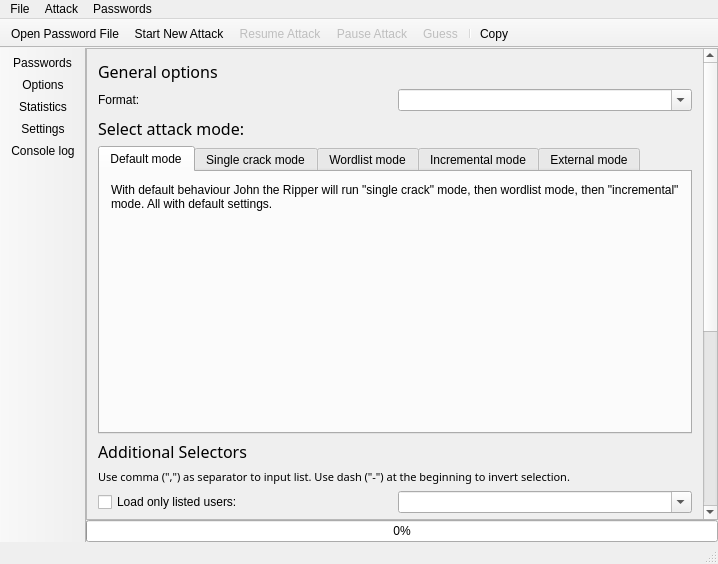
Qt form mainwindow.ui (openwall/johnny) before a commit.
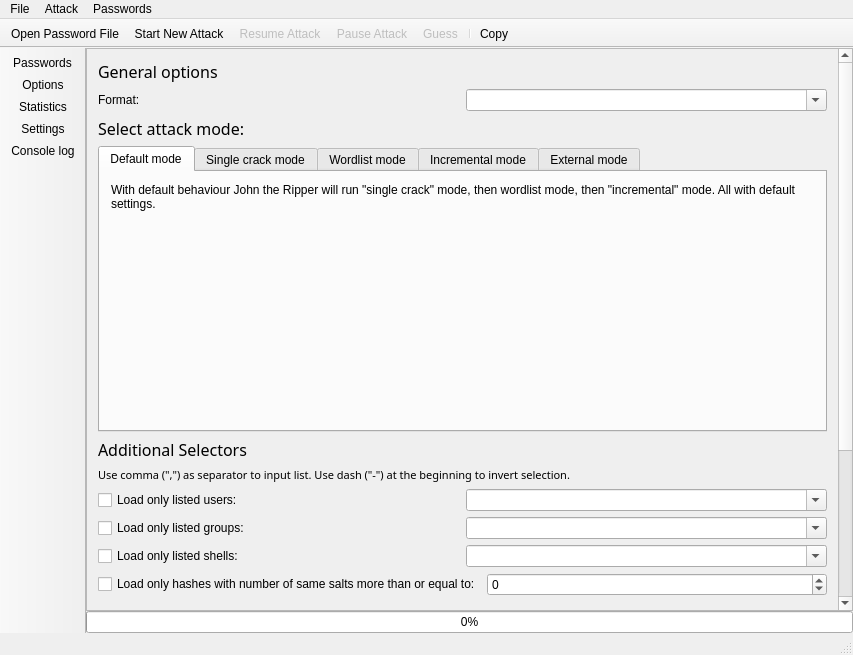
The same form after that commit. The open tabs and pages were chosen to show the change. Icons and pictures are not drawn. Custom widgets are drawn as their Qt base class.

Commit message: menuBar need also PreventContextMenu since it allows to remove our two toolbars on right click

Patch:
```diff
--- a/mainwindow.ui
+++ b/mainwindow.ui
@@ -6,8 +6,8 @@
    <rect>
     <x>0</x>
     <y>0</y>
-    <width>718</width>
-    <height>564</height>
+    <width>853</width>
+    <height>655</height>
    </rect>
   </property>
   <property name="sizePolicy">
@@ -107,8 +107,8 @@
             <rect>
              <x>0</x>
              <y>0</y>
-             <width>640</width>
-             <height>899</height>
+             <width>628</width>
+             <height>904</height>
             </rect>
            </property>
            <layout class="QVBoxLayout" name="verticalLayout_5">
@@ -1027,8 +1027,8 @@
     <rect>
      <x>0</x>
      <y>0</y>
-     <width>718</width>
-     <height>22</height>
+     <width>853</width>
+     <height>27</height>
     </rect>
    </property>
    <widget class="QMenu" name="menuFile">
```
Left out of the diff: 7 changed lines with no effect on the pictures.
